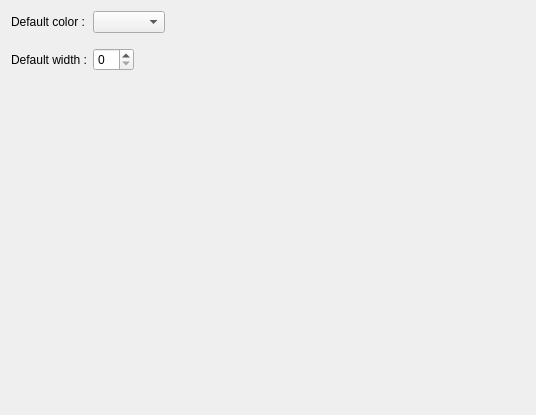
This is src/config/AppareanceSettings.ui in leroy-anthony/weshtunotes as Qt 5 draws it before an edit. The edited form follows.
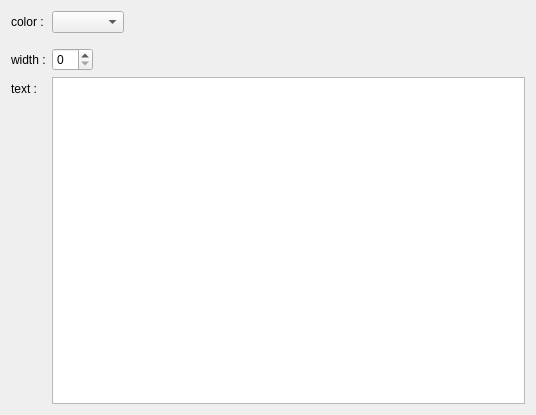
This is the edited form. Custom widgets are drawn as their Qt base class.

```diff
--- a/src/config/AppareanceSettings.ui
+++ b/src/config/AppareanceSettings.ui
@@ -26,7 +26,7 @@
    <item row="0" column="0">
     <widget class="QLabel" name="label">
      <property name="text">
-      <string>Default color :</string>
+      <string>color :</string>
      </property>
     </widget>
    </item>
@@ -47,7 +47,7 @@
    <item row="2" column="0">
     <widget class="QLabel" name="label_2">
      <property name="text">
-      <string>Default width :</string>
+      <string>width :</string>
      </property>
     </widget>
    </item>
@@ -58,6 +58,16 @@
      </property>
     </widget>
    </item>
+   <item row="3" column="0">
+    <widget class="QLabel" name="label_3">
+     <property name="text">
+      <string>text :</string>
+     </property>
+    </widget>
+   </item>
+   <item row="3" column="1">
+    <widget class="KTextEdit" name="kcfg_textItem"/>
+   </item>
   </layout>
  </widget>
  <customwidgets>
@@ -71,6 +81,11 @@
    <extends>QComboBox</extends>
    <header>kcolorcombo.h</header>
   </customwidget>
+  <customwidget>
+   <class>KTextEdit</class>
+   <extends>QTextEdit</extends>
+   <header>ktextedit.h</header>
+  </customwidget>
  </customwidgets>
  <resources/>
  <connections/>
```
